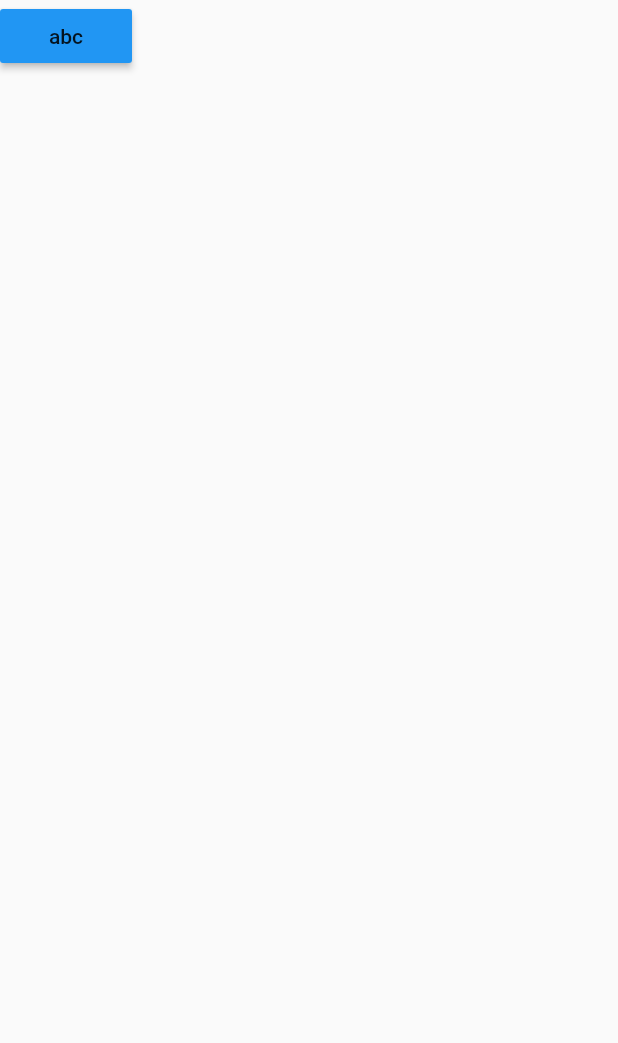
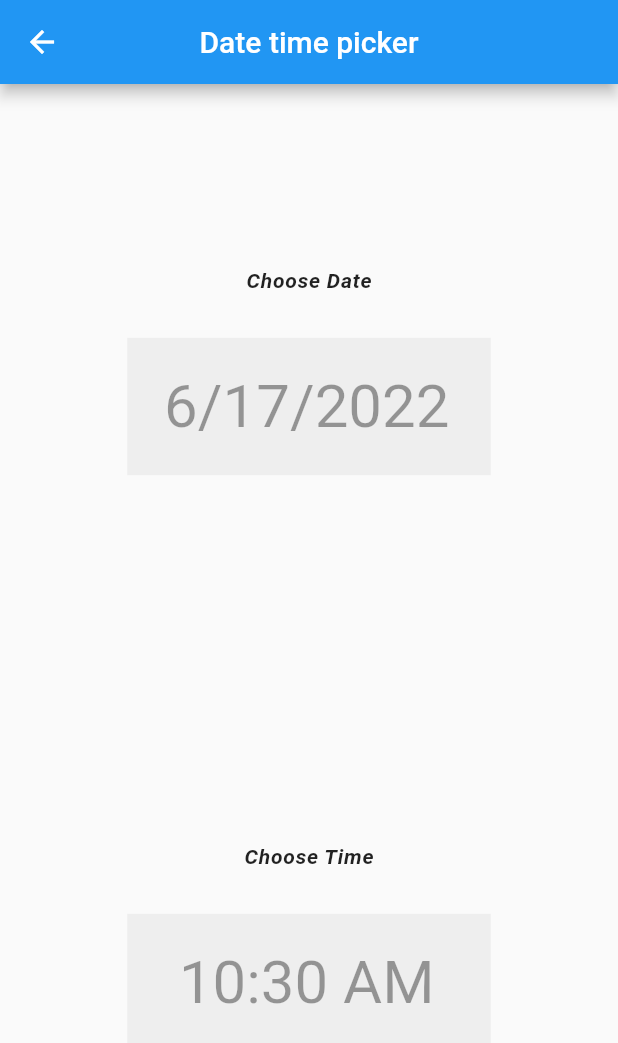
Before and after one commit to Dhruvpshahh/Test, a Flutter app: the MyStatefulWidget screen opened directly, after a tap on the "add" icon, on a phone screen of 412 x 824 dp. Shown: the top 1043 px of the screen. Run offline on Flutter 3.47's test engine with Material 2 defaults, Android fonts, the phone set to English and light mode, and no system bars; our stand-ins replace cloud_firestore, date_format, firebase_auth, firebase_core, fluttertoast; accounts and stored records are empty.

Commit message:
DateTimePicker

```diff
--- a/lib/Home/home.dart
+++ b/lib/Home/home.dart
@@ -98,7 +98,7 @@ class _MyStatefulWidgetState extends State<MyStatefulWidget> {
         Navigator.push(
             context,
             MaterialPageRoute(
-              builder: (context) => date_try(),
+              builder: (context) => DateTimePicker(),
             ));
       }
       ,
--- a/lib/pages/add_item.dart
+++ b/lib/pages/add_item.dart
@@ -1,43 +1,168 @@
-// import 'package:testx/widget/button_widget.dart';
-// import 'package:testx/widget/date_picker_widget.dart';
-// import 'package:testx/widget/date_range_picker_widget.dart';
-// import 'package:testx/widget/datetime_picker_widget.dart';
-// import 'package:testx/widget/time_picker_widget.dart';
+import 'package:date_format/date_format.dart';
 import 'package:flutter/material.dart';
-import 'package:flutter/services.dart';
+import 'package:intl/intl.dart';
 
 
+class DateTimePicker extends StatefulWidget {
+  @override
+  _DateTimePickerState createState() => _DateTimePickerState();
+}
 
-class date_try extends StatelessWidget {
-  const date_try({Key? key}) : super(key: key);
+class _DateTimePickerState extends State<DateTimePicker> {
+  late double _height;
+  late double _width;
+
+  late String _setTime, _setDate;
+
+  late String _hour, _minute, _time;
+
+  late String dateTime;
+
+  DateTime selectedDate = DateTime.now();
+
+  TimeOfDay selectedTime = TimeOfDay(hour: 00, minute: 00);
+
+  TextEditingController _dateController = TextEditingController();
+  TextEditingController _timeController = TextEditingController();
+
+  Future<Null> _selectDate(BuildContext context) async {
+    final DateTime? picked = await showDatePicker(
+        context: context,
+        initialDate: selectedDate,
+        initialDatePickerMode: DatePickerMode.day,
+        firstDate: DateTime(2015),
+        lastDate: DateTime(2101));
+    if (picked != null)
+      setState(() {
+        selectedDate = picked;
+        _dateController.text = DateFormat.yMd().format(selectedDate);
+      });
+  }
+
+  Future<Null> _selectTime(BuildContext context) async {
+    final TimeOfDay? picked = await showTimePicker(
+      context: context,
+      initialTime: selectedTime,
+    );
+    if (picked != null)
+      setState(() {
+        selectedTime = picked;
+        _hour = selectedTime.hour.toString();
+        _minute = selectedTime.minute.toString();
+        _time = _hour + ' : ' + _minute;
+        _timeController.text = _time;
+        _timeController.text = formatDate(
+            DateTime(2019, 08, 1, selectedTime.hour, selectedTime.minute),
+            [hh, ':', nn, " ", am]).toString();
+      });
+  }
+
+  @override
+  void initState() {
+    _dateController.text = DateFormat.yMd().format(DateTime.now());
+
+    _timeController.text = formatDate(
+        DateTime(2019, 08, 1, DateTime.now().hour, DateTime.now().minute),
+        [hh, ':', nn, " ", am]).toString();
+    super.initState();
+  }
 
   @override
   Widget build(BuildContext context) {
+    _height = MediaQuery.of(context).size.height;
+    _width = MediaQuery.of(context).size.width;
+    dateTime = DateFormat.yMd().format(DateTime.now());
     return Scaffold(
-      body: Column(
-          children:<Widget>[
-            RaisedButton(onPressed: () => pickDate(context),
-              child: Text('abc'),
-              color: Colors.blue,
+      appBar: AppBar(
+        centerTitle: true,
+        title: Text('Date time picker'),
+      ),
+      body: Container(
+        width: _width,
+        height: _height,
+        child: Column(
+          crossAxisAlignment: CrossAxisAlignment.center,
+          mainAxisAlignment: MainAxisAlignment.spaceAround,
+          children: <Widget>[
+            Column(
+              children: <Widget>[
+                Text(
+                  'Choose Date',
+                  style: TextStyle(
+                      fontStyle: FontStyle.italic,
+                      fontWeight: FontWeight.w600,
+                      letterSpacing: 0.5),
+                ),
+                InkWell(
+                  onTap: () {
+                    _selectDate(context);
+                  },
+                  child: Container(
+                    width: _width / 1.7,
+                    height: _height / 9,
+                    margin: EdgeInsets.only(top: 30),
+                    alignment: Alignment.center,
+                    decoration: BoxDecoration(color: Colors.grey[200]),
+                    child: TextFormField(
+                      style: TextStyle(fontSize: 40),
+                      textAlign: TextAlign.center,
+                      enabled: false,
+                      keyboardType: TextInputType.text,
+                      controller: _dateController,
+                      onSaved: (String? val) {
+                        _setDate = val!;
+                      },
+                      decoration: InputDecoration(
+                          disabledBorder:
+                          UnderlineInputBorder(borderSide: BorderSide.none),
+                          // labelText: 'Time',
+                          contentPadding: EdgeInsets.only(top: 0.0)),
+                    ),
+                  ),
+                ),
+              ],
             ),
-          ]
+            Column(
+              children: <Widget>[
+                Text(
+                  'Choose Time',
+                  style: TextStyle(
+                      fontStyle: FontStyle.italic,
+                      fontWeight: FontWeight.w600,
+                      letterSpacing: 0.5),
+                ),
+                InkWell(
+                  onTap: () {
+                    _selectTime(context);
+                  },
+                  child: Container(
+                    margin: EdgeInsets.only(top: 30),
+                    width: _width / 1.7,
+                    height: _height / 9,
+                    alignment: Alignment.center,
+                    decoration: BoxDecoration(color: Colors.grey[200]),
+                    child: TextFormField(
+                      style: TextStyle(fontSize: 40),
+                      textAlign: TextAlign.center,
+                      onSaved: (String? val) {
+                        _setTime = val!;
+                      },
+                      enabled: false,
+                      keyboardType: TextInputType.text,
+                      controller: _timeController,
+                      decoration: InputDecoration(
+                          disabledBorder:
+                          UnderlineInputBorder(borderSide: BorderSide.none),
+                          // labelText: 'Time',
+                          contentPadding: EdgeInsets.all(5)),
+                    ),
+                  ),
+                ),
+              ],
+            ),
+          ],
+        ),
       ),
     );
   }
 }
-
-void setState(VoidCallback pickDate){}
-
-
-Future pickDate(BuildContext context) async{
-  DateTime date;
-
-  final initialDate = DateTime.now();
-  final newDate = await showDatePicker(context: context,
-    initialDate: initialDate,
-    firstDate: DateTime(DateTime.now().year-5),
-    lastDate: DateTime(DateTime.now().year+5),
-  );
-  if(newDate==null) return;
-  setState(()=>date=newDate);
-}
--- a/pubspec.yaml
+++ b/pubspec.yaml
@@ -40,6 +40,7 @@ dependencies:
   firebase_core: ^1.17.1
   fluttertoast: ^8.0.9
   intl: ^0.17.0
+  date_format: ^2.0.6
 
   #flutter_core: ^1.0.2
 dev_dependencies:
```
Also changed, not shown: pubspec.lock.
